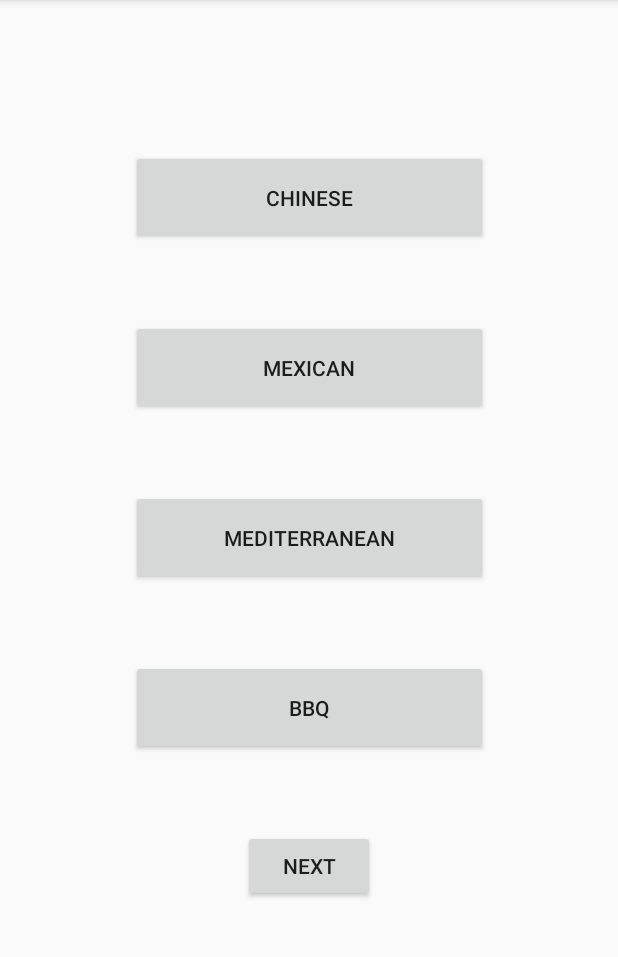
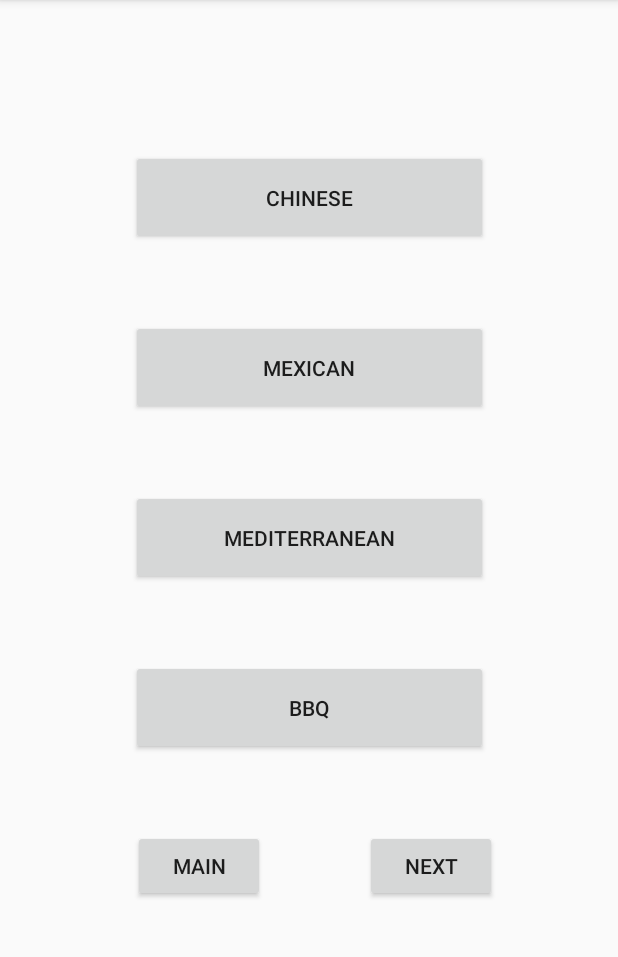
Before and after one commit to KingOfAllNerds/HarmonEats, an Android app: the FoodGenresPageOne screen opened directly, with no data from a screen before it, on a phone screen of 412 x 824 dp, the part 84-1041 px from its top. Run offline under Robolectric (Android 15) with nearby library versions, the phone set to English and light mode, and no system bars.

Commit message:
Added functionality to return to Main Menu after going into Food Genres

```diff
--- a/harmoneats/app/src/main/java/com/techpointsos/harmoneats/FoodGenresPageOne.java
+++ b/harmoneats/app/src/main/java/com/techpointsos/harmoneats/FoodGenresPageOne.java
@@ -11,7 +11,7 @@ import java.util.ArrayList;
 
 public class FoodGenresPageOne extends AppCompatActivity {
 
-    private Button chineseButton, mexicanButton, bbqButton, meditButton, nextButton;
+    private Button chineseButton, mexicanButton, bbqButton, meditButton, nextButton, mainButton;
 
     @Override
     protected void onCreate(Bundle savedInstanceState) {
@@ -23,6 +23,7 @@ public class FoodGenresPageOne extends AppCompatActivity {
         bbqButton = (Button) findViewById(R.id.bbqButton);
         meditButton = (Button) findViewById(R.id.meditButton);
         nextButton = (Button) findViewById(R.id.nextButton);
+        mainButton = (Button) findViewById(R.id.mainFromGenreButton);
 
         setGenreListenerHelper(chineseButton);
         setGenreListenerHelper(mexicanButton);
@@ -34,6 +35,14 @@ public class FoodGenresPageOne extends AppCompatActivity {
             public void onClick(View view) {
                 Intent nextPageIntent = new Intent(getApplicationContext(), FoodGenresPageTwo.class);
                 startActivity(nextPageIntent);
+            }
+        });
+
+        mainButton.setOnClickListener(new View.OnClickListener() {
+            @Override
+            public void onClick(View v) {
+                Intent returnToMainIntent = new Intent(getApplicationContext(), MainActivity.class);
+                startActivity(returnToMainIntent);
             }
         });
     }
--- a/harmoneats/app/src/main/res/layout/activity_foodgenres_page_1.xml
+++ b/harmoneats/app/src/main/res/layout/activity_foodgenres_page_1.xml
@@ -60,6 +60,19 @@
         android:layout_marginTop="50dp"
         android:text="Next"
         app:layout_constraintEnd_toEndOf="parent"
+        app:layout_constraintHorizontal_bias="0.75"
+        app:layout_constraintStart_toStartOf="parent"
+        app:layout_constraintTop_toBottomOf="@+id/bbqButton" />
+
+    <Button
+        android:id="@+id/mainFromGenreButton"
+        android:layout_width="wrap_content"
+        android:layout_height="wrap_content"
+        android:layout_marginStart="32dp"
+        android:layout_marginTop="50dp"
+        android:layout_marginEnd="10dp"
+        android:text="Main"
+        app:layout_constraintEnd_toStartOf="@+id/nextButton"
         app:layout_constraintStart_toStartOf="parent"
         app:layout_constraintTop_toBottomOf="@+id/bbqButton" />
 </androidx.constraintlayout.widget.ConstraintLayout>
```
